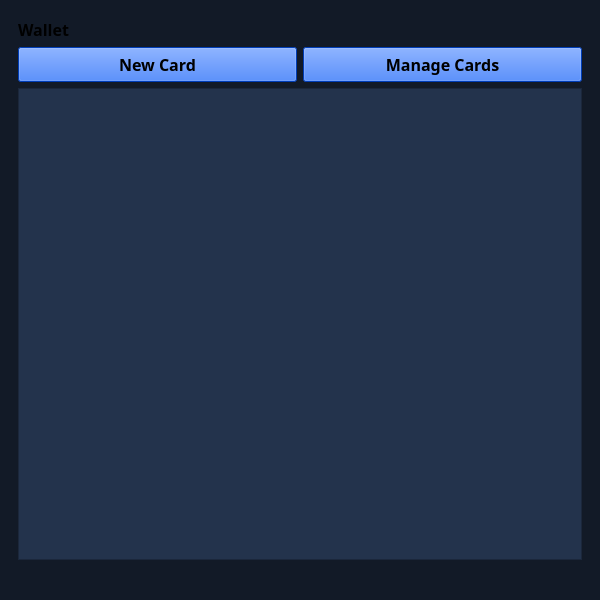
Before: the Qt Designer form src/ui/mainwindow_stacked.ui in micronesianmacarthur/utility-token-automator, drawn with Qt 5.
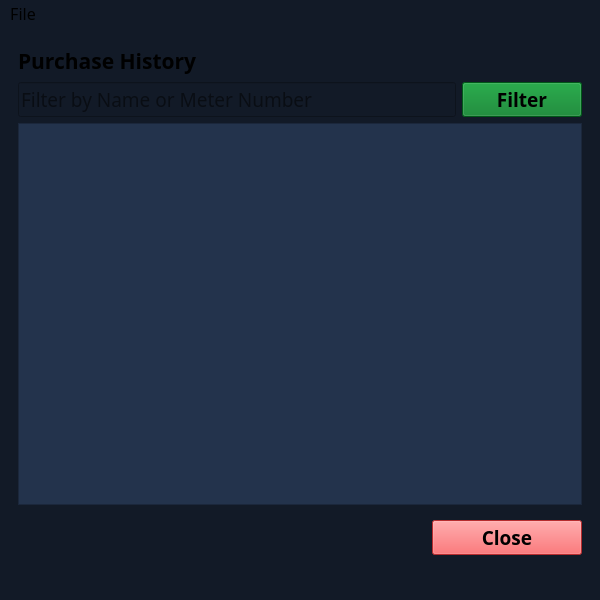
After: the same form once the commit is applied. The open tabs and pages were chosen to show the change. Icons and pictures are not drawn.

```diff
--- a/src/ui/mainwindow_stacked.ui
+++ b/src/ui/mainwindow_stacked.ui
@@ -22,6 +22,12 @@
     <height>600</height>
    </size>
   </property>
+  <property name="font">
+   <font>
+    <family>Spline Sans Mono</family>
+    <pointsize>12</pointsize>
+   </font>
+  </property>
   <property name="windowTitle">
    <string>Utility Token Payment Automator</string>
   </property>
@@ -36,16 +42,16 @@
 padding: 0px;</string>
    </property>
    <layout class="QGridLayout" name="gridLayout">
-    <item row="0" column="0">
+    <item row="1" column="0">
      <widget class="QStackedWidget" name="stackedWidget">
       <property name="font">
        <font>
-        <family>JetBrains Mono</family>
+        <family>Lexend</family>
         <pointsize>12</pointsize>
        </font>
       </property>
       <property name="styleSheet">
-       <string notr="true">margin: 0px;
+       <string notr="true">margin-top: 0;
 padding: 0px;</string>
       </property>
       <property name="currentIndex">
@@ -461,8 +467,8 @@
          <widget class="QLabel" name="lb_wTitle">
           <property name="font">
            <font>
-            <family>JetBrains Mono</family>
-            <pointsize>12</pointsize>
+            <family>Lexend</family>
+            <pointsize>16</pointsize>
             <bold>true</bold>
            </font>
           </property>
@@ -496,8 +502,8 @@
              </property>
              <property name="font">
               <font>
-               <family>JetBrains Mono</family>
-               <pointsize>12</pointsize>
+               <family>Lexend</family>
+               <pointsize>14</pointsize>
                <bold>true</bold>
               </font>
              </property>
@@ -519,8 +525,8 @@
              </property>
              <property name="font">
               <font>
-               <family>JetBrains Mono</family>
-               <pointsize>12</pointsize>
+               <family>Lexend</family>
+               <pointsize>14</pointsize>
                <bold>true</bold>
               </font>
              </property>
@@ -537,11 +543,207 @@
         </item>
         <item>
          <widget class="QListWidget" name="lw_walletView">
+          <property name="font">
+           <font>
+            <family>Lexend</family>
+            <pointsize>14</pointsize>
+           </font>
+          </property>
           <property name="styleSheet">
            <string notr="true">background-color:#23334c;</string>
           </property>
          </widget>
         </item>
+        <item>
+         <widget class="QWidget" name="widget_6" native="true">
+          <layout class="QHBoxLayout" name="horizontalLayout_6">
+           <property name="leftMargin">
+            <number>0</number>
+           </property>
+           <property name="rightMargin">
+            <number>0</number>
+           </property>
+           <property name="bottomMargin">
+            <number>0</number>
+           </property>
+           <item>
+            <spacer name="horizontalSpacer">
+             <property name="orientation">
+              <enum>Qt::Orientation::Horizontal</enum>
+             </property>
+             <property name="sizeHint" stdset="0">
+              <size>
+               <width>405</width>
+               <height>20</height>
+              </size>
+             </property>
+            </spacer>
+           </item>
+           <item>
+            <widget class="QPushButton" name="pb_wClose">
+             <property name="minimumSize">
+              <size>
+               <width>150</width>
+               <height>35</height>
+              </size>
+             </property>
+             <property name="font">
+              <font>
+               <family>Lexend</family>
+               <pointsize>14</pointsize>
+               <bold>true</bold>
+              </font>
+             </property>
+             <property name="styleSheet">
+              <string notr="true">background-color: rgb(255, 62, 65);</string>
+             </property>
+             <property name="text">
+              <string>Close</string>
+             </property>
+            </widget>
+           </item>
+          </layout>
+         </widget>
+        </item>
+       </layout>
+      </widget>
+      <widget class="QWidget" name="stack_purchaseHistory">
+       <layout class="QVBoxLayout" name="verticalLayout_4">
+        <item>
+         <widget class="QLabel" name="lb_phTitle">
+          <property name="font">
+           <font>
+            <family>Lexend</family>
+            <pointsize>16</pointsize>
+            <bold>true</bold>
+           </font>
+          </property>
+          <property name="text">
+           <string>Purchase History</string>
+          </property>
+         </widget>
+        </item>
+        <item>
+         <widget class="QWidget" name="grp_search" native="true">
+          <property name="styleSheet">
+           <string notr="true"/>
+          </property>
+          <layout class="QHBoxLayout" name="horizontalLayout_5">
+           <property name="leftMargin">
+            <number>0</number>
+           </property>
+           <property name="topMargin">
+            <number>0</number>
+           </property>
+           <property name="rightMargin">
+            <number>0</number>
+           </property>
+           <property name="bottomMargin">
+            <number>0</number>
+           </property>
+           <item>
+            <widget class="QLineEdit" name="le_phConsumer">
+             <property name="minimumSize">
+              <size>
+               <width>0</width>
+               <height>35</height>
+              </size>
+             </property>
+             <property name="font">
+              <font>
+               <family>Lexend</family>
+               <pointsize>14</pointsize>
+              </font>
+             </property>
+             <property name="placeholderText">
+              <string>Filter by Name or Meter Number</string>
+             </property>
+            </widget>
+           </item>
+           <item>
+            <widget class="QPushButton" name="pb_phFilter">
+             <property name="minimumSize">
+              <size>
+               <width>120</width>
+               <height>35</height>
+              </size>
+             </property>
+             <property name="font">
+              <font>
+               <family>Lexend</family>
+               <pointsize>14</pointsize>
+               <bold>true</bold>
+              </font>
+             </property>
+             <property name="styleSheet">
+              <string notr="true">background-color: rgb(0, 122, 33);</string>
+             </property>
+             <property name="text">
+              <string>Filter</string>
+             </property>
+            </widget>
+           </item>
+          </layout>
+         </widget>
+        </item>
+        <item>
+         <widget class="QTableWidget" name="tbl_history">
+          <property name="styleSheet">
+           <string notr="true">background-color: #23334c;</string>
+          </property>
+         </widget>
+        </item>
+        <item>
+         <widget class="QWidget" name="widget_7" native="true">
+          <layout class="QHBoxLayout" name="horizontalLayout_7">
+           <property name="leftMargin">
+            <number>0</number>
+           </property>
+           <property name="rightMargin">
+            <number>0</number>
+           </property>
+           <property name="bottomMargin">
+            <number>0</number>
+           </property>
+           <item>
+            <spacer name="horizontalSpacer_2">
+             <property name="orientation">
+              <enum>Qt::Orientation::Horizontal</enum>
+             </property>
+             <property name="sizeHint" stdset="0">
+              <size>
+               <width>405</width>
+               <height>20</height>
+              </size>
+             </property>
+            </spacer>
+           </item>
+           <item>
+            <widget class="QPushButton" name="pb_phClose">
+             <property name="minimumSize">
+              <size>
+               <width>150</width>
+               <height>35</height>
+              </size>
+             </property>
+             <property name="font">
+              <font>
+               <family>Lexend</family>
+               <pointsize>14</pointsize>
+               <bold>true</bold>
+              </font>
+             </property>
+             <property name="styleSheet">
+              <string notr="true">background-color: rgb(255, 62, 65);</string>
+             </property>
+             <property name="text">
+              <string>Close</string>
+             </property>
+            </widget>
+           </item>
+          </layout>
+         </widget>
+        </item>
        </layout>
       </widget>
      </widget>
@@ -557,8 +759,45 @@
      <height>33</height>
     </rect>
    </property>
+   <property name="font">
+    <font>
+     <family>Lexend</family>
+     <pointsize>12</pointsize>
+    </font>
+   </property>
+   <widget class="QMenu" name="menuFile">
+    <property name="title">
+     <string>File</string>
+    </property>
+    <addaction name="actionPurchase_History"/>
+    <addaction name="actionWallet"/>
+    <addaction name="actionConsumers"/>
+   </widget>
+   <addaction name="menuFile"/>
   </widget>
-  <widget class="QStatusBar" name="statusbar"/>
+  <widget class="QStatusBar" name="statusbar">
+   <property name="font">
+    <font>
+     <family>Lexend</family>
+     <pointsize>11</pointsize>
+    </font>
+   </property>
+  </widget>
+  <action name="actionPurchase_History">
+   <property name="text">
+    <string>Purchase History</string>
+   </property>
+  </action>
+  <action name="actionWallet">
+   <property name="text">
+    <string>Wallet</string>
+   </property>
+  </action>
+  <action name="actionConsumers">
+   <property name="text">
+    <string>Consumers</string>
+   </property>
+  </action>
  </widget>
  <resources/>
  <connections/>
```
Left out of the diff: 91 changed lines with no effect on the pictures.
